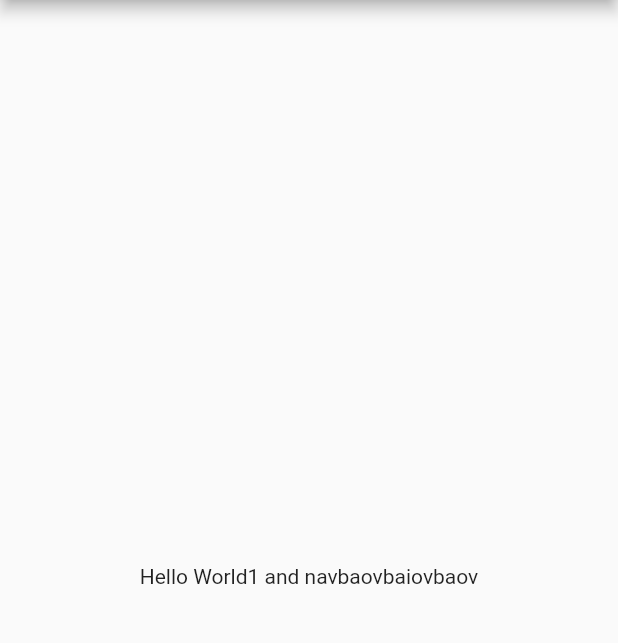
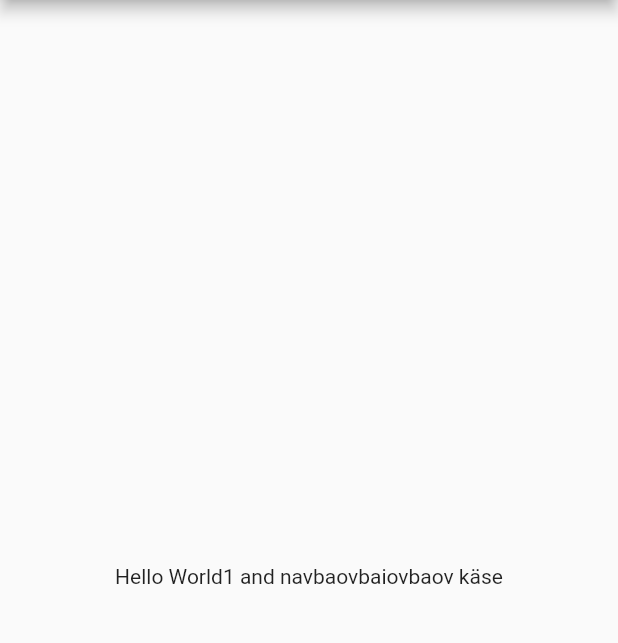
Before and after one commit to gobeitleuph/flow, a Flutter app: the screen it shows after launch, on a phone screen of 412 x 824 dp, the part 84-727 px from its top. Run offline on Flutter 3.47's test engine with Material 2 defaults, Android fonts, the phone set to English and light mode, and no system bars.

Commit message:
Feature 1

```diff
--- a/lib/main.dart
+++ b/lib/main.dart
@@ -12,7 +12,7 @@ class MyApp extends StatelessWidget {
           title: const Text('Welcome to Flutter'),
         ),
         body: const Center(
-          child: Text('Hello World1 and navbaovbaiovbaov'),
+          child: Text('Hello World1 and navbaovbaiovbaov käse'),
         ),
       ),
     );
```
